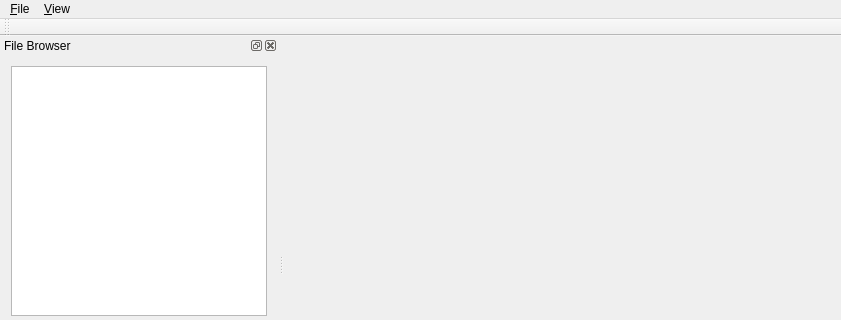
The window that MainWindow/mainwindow.ui (sadika9/ChemView) describes before a commit, drawn with Qt 5; both pictures show x 0 to 841 and y 0 to 320 of the 841 by 514 pixel window.
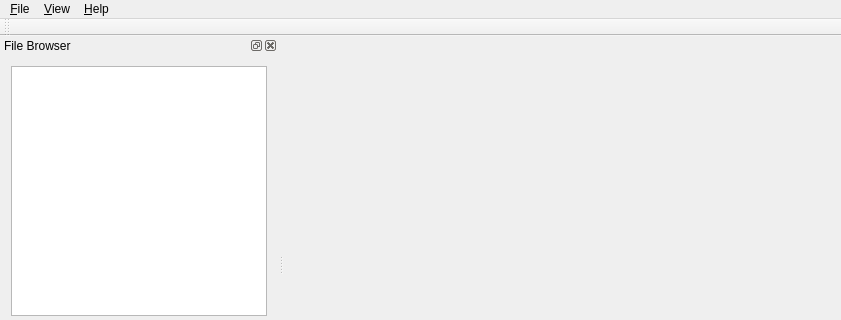
The same window after the commit. Custom widgets are drawn as their Qt base class.

Commit message: about dialog

```diff
--- a/MainWindow/mainwindow.ui
+++ b/MainWindow/mainwindow.ui
@@ -49,8 +49,15 @@
     <addaction name="actionSmilesDock"/>
     <addaction name="actionMolInfoDock"/>
    </widget>
+   <widget class="QMenu" name="menu_Help">
+    <property name="title">
+     <string>&amp;Help</string>
+    </property>
+    <addaction name="actionAbout"/>
+   </widget>
    <addaction name="menu_File"/>
    <addaction name="menu_View"/>
+   <addaction name="menu_Help"/>
   </widget>
   <widget class="QToolBar" name="mainToolBar">
    <attribute name="toolBarArea">
```
Left out of the diff: 5 changed lines with no effect on the pictures. The commit also changes 6 other files.
